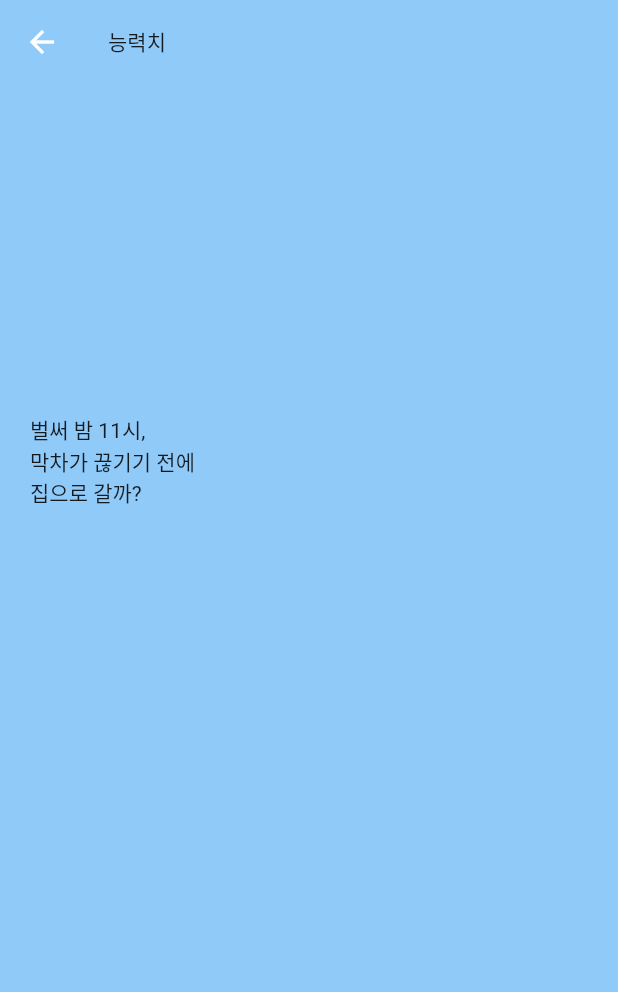
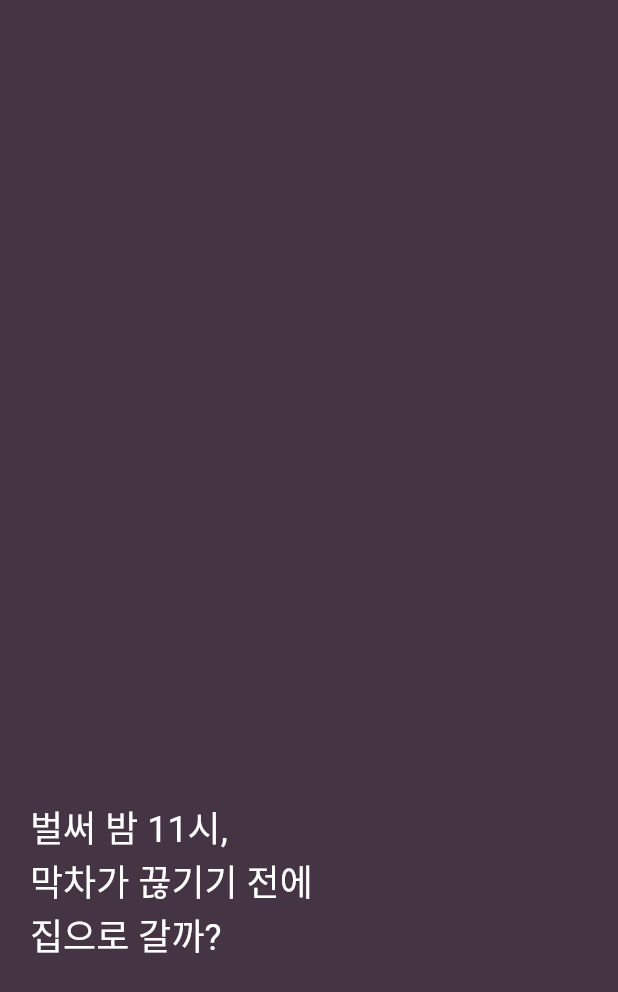
Before and after one commit to hongjyoun/app-one, a Flutter app: the HomeScreen screen opened directly, on a phone screen of 412 x 824 dp. Shown: the top 992 px of the screen. Run offline on Flutter 3.47's test engine with Material 2 defaults, Android fonts, the phone set to English and light mode, and no system bars.

Commit message:
작업중

```diff
--- /dev/null
+++ b/lib/constants/sizes.dart
@@ -0,0 +1,31 @@
+class Sizes {
+  static const size1 = 1.0;
+  static const size2 = 2.0;
+  static const size3 = 3.0;
+  static const size4 = 4.0;
+  static const size5 = 5.0;
+  static const size6 = 6.0;
+  static const size7 = 7.0;
+  static const size8 = 8.0;
+  static const size9 = 9.0;
+  static const size10 = 10.0;
+  static const size11 = 11.0;
+  static const size12 = 12.0;
+  static const size14 = 14.0;
+  static const size16 = 16.0;
+  static const size20 = 20.0;
+  static const size24 = 24.0;
+  static const size28 = 28.0;
+  static const size32 = 32.0;
+  static const size36 = 36.0;
+  static const size40 = 40.0;
+  static const size44 = 44.0;
+  static const size48 = 48.0;
+  static const size52 = 52.0;
+  static const size56 = 56.0;
+  static const size60 = 60.0;
+  static const size64 = 64.0;
+  static const size72 = 72.0;
+  static const size80 = 80.0;
+  static const size96 = 96.0;
+}
--- a/lib/screens/home_screen.dart
+++ b/lib/screens/home_screen.dart
@@ -1,3 +1,4 @@
+import 'package:app_one/constants/sizes.dart';
 import 'package:flutter/material.dart';
 
 class HomeScreen extends StatefulWidget {
@@ -11,27 +12,27 @@ class _HomeScreenState extends State<HomeScreen> {
   @override
   Widget build(BuildContext context) {
     return Scaffold(
-      backgroundColor: Theme.of(context).colorScheme.background,
-      appBar: AppBar(
-        title: Text(
-          "능력치",
-          style: Theme.of(context).textTheme.bodyMedium,
+      backgroundColor: Theme.of(context).canvasColor,
+      body: const SafeArea(
+        child: Padding(
+          padding: EdgeInsets.symmetric(
+            horizontal: Sizes.size20,
           ),
-        backgroundColor: Theme.of(context).colorScheme.background,
-        elevation: 0,
-      ),
-      body: Padding(
-        padding: const EdgeInsets.all(20),
           child: Column(
+            mainAxisAlignment: MainAxisAlignment.center,
             children: [
-            const SizedBox(
-              height: 200,
+              SizedBox(
+                height: 350,
               ),
               Text(
                 "벌써 밤 11시, \n막차가 끊기기 전에 \n집으로 갈까?",
-              style: Theme.of(context).textTheme.bodyMedium,
-            )
+                style: TextStyle(
+                  color: Colors.white,
+                  fontSize: Sizes.size24,
+                ),
+              ),
             ],
+          ),
         ),
       ),
     );
```
Also changed, not shown: lib/constants/gaps.dart (added, +67 -0 lines), lib/main.dart (+7 -3 lines). Lines whose indentation alone changed are shown as unchanged.
